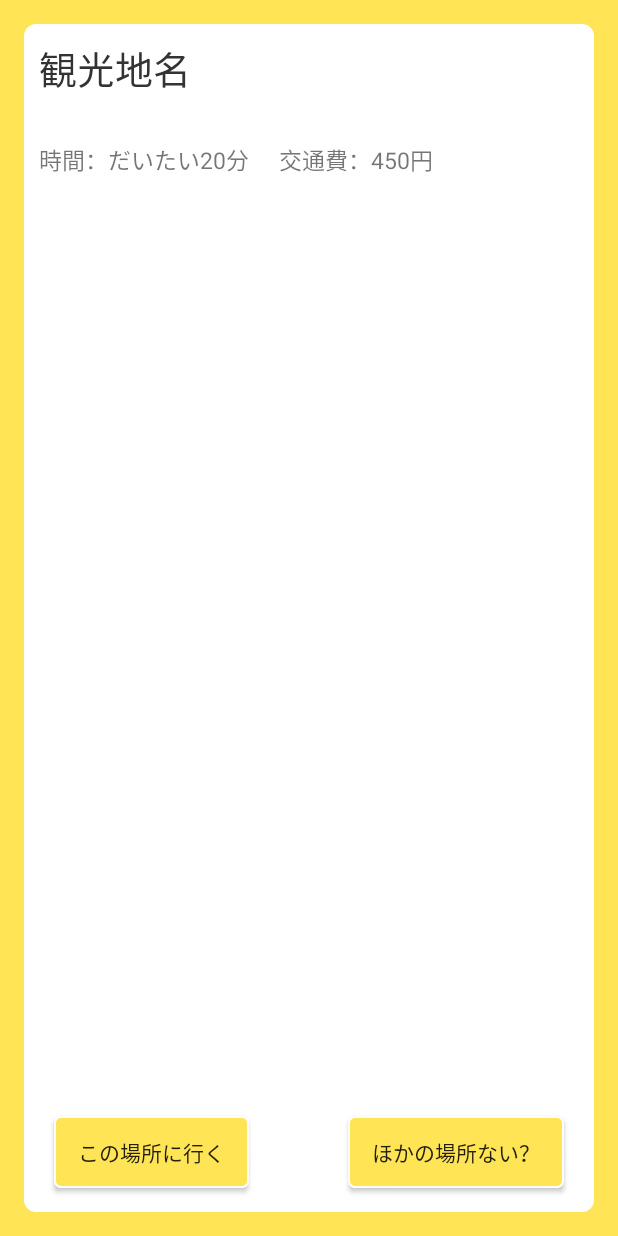
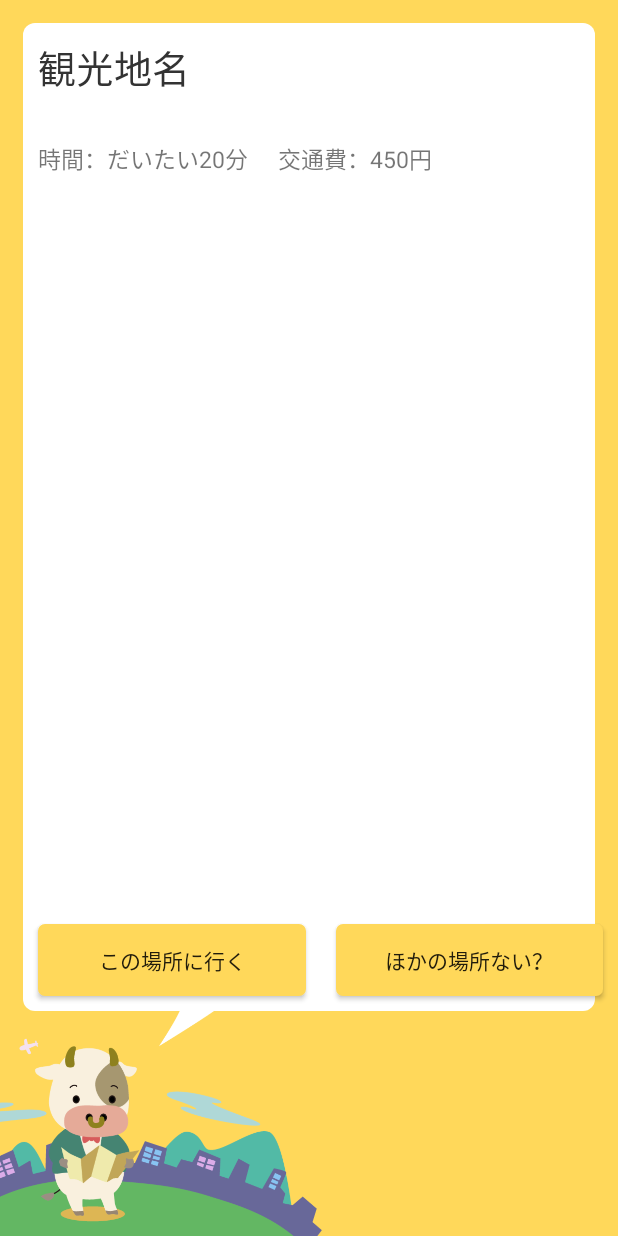
Before and after one commit to OnePoundSteak/OnePoundSteakProject, an Android app: the PreviewActivityFragment screen opened directly, with no data from a screen before it, on a phone screen of 412 x 824 dp. Run offline under Robolectric (Android 15) with nearby library versions, the phone set to English and light mode, and no system bars; our stand-ins replace Volley; network calls fail.

Commit message:
レイアウトいじった

```diff
--- a/app/src/main/AndroidManifest.xml
+++ b/app/src/main/AndroidManifest.xml
@@ -18,7 +18,8 @@
         android:allowBackup="true"
         android:icon="@mipmap/ic_launcher"
         android:label="@string/app_name"
-        android:theme="@style/AppTheme" >
+        android:theme="@style/AppTheme"
+        android:screenOrientation="portrait">
         <activity
             android:name=".InputMain"
             android:label="@string/app_name" >
--- a/app/src/main/java/honda/onepoundsteakproject/PreviewActivityFragment.java
+++ b/app/src/main/java/honda/onepoundsteakproject/PreviewActivityFragment.java
@@ -2,6 +2,7 @@ package honda.onepoundsteakproject;
 
 
 import android.app.ProgressDialog;
+import android.content.Intent;
 import android.os.Bundle;
 import android.support.v4.app.Fragment;
 import android.support.v4.app.FragmentTransaction;
@@ -31,6 +32,7 @@ import org.json.JSONException;
 import org.json.JSONObject;
 
 import java.util.ArrayList;
+import java.util.Timer;
 
 /**
  * A placeholder fragment containing a simple view.
@@ -54,6 +56,7 @@ public class PreviewActivityFragment extends Fragment {
     private Boolean mSpotListLoaded;
     private Boolean mRouteListLoaded;
     private Boolean mImageURLLoaded;
+    private long mStartTime;
 
 
     public PreviewActivityFragment() {
@@ -75,11 +78,13 @@ public class PreviewActivityFragment extends Fragment {
                 getArguments().getInt("money"),
                 getArguments().getInt("time"));
         mpDialog = new ProgressDialog(getActivity());
-        mpDialog.setMessage("Loading...");
+        mpDialog.setCancelable(false);
+        mpDialog.setMessage("検索中です...");
         mpDialog.show();
         mSpotListLoaded = false;
         mRouteListLoaded = false;
         mImageURLLoaded = false;
+        mStartTime = System.currentTimeMillis();
 
         spotListRequest(mUserInf.lon, mUserInf.lat, mUserInf.time);
     }
@@ -102,15 +107,18 @@ public class PreviewActivityFragment extends Fragment {
                 fragmentTransaction.replace(R.id.contents, fragment);
                 fragmentTransaction.addToBackStack(null);
                 fragmentTransaction.commit();
+
             }
         });
 
         view.findViewById(R.id.changeSpotButton).setOnClickListener(new View.OnClickListener() {
             @Override
             public void onClick(View v) {
+                if ((System.currentTimeMillis() - mStartTime) > 600) {
+                    mStartTime = System.currentTimeMillis();
                     if (mSpotList.size() != 0) {
                         Log.d("行ける！", "");
-                    if(mSelectSpotInf != null){
+                        if (mSelectSpotInf != null) {
                             mCheckedSpotList.add(mSelectSpotInf);
                         }
                         mSelectSpotInf = mSpotList.get(0);
@@ -119,9 +127,10 @@ public class PreviewActivityFragment extends Fragment {
                         mRouteListLoaded = false;
                         mImageURLLoaded = false;
                         routeListRequest(mUserInf.lon, mUserInf.lat, mSelectSpotInf.lon, mSelectSpotInf.lat);
-                }else{
+                    } else {
                         Log.d("みつからんやで...", "");
                         Toast.makeText(getActivity(), "見つかりませんでした...", Toast.LENGTH_LONG).show();
+                    }
                 }
             }
         });
@@ -309,6 +318,8 @@ public class PreviewActivityFragment extends Fragment {
                         // 画像のロード
                         if (!mSelectSpotInf.imageURL.equals("")) {
                             AppController.getInstance().getRequestQueue();
+                            //mSpotImageView.setDefaultImageResId();
+                            //mSpotImageView.setErrorImageResId();
                             mSpotImageView.setImageUrl(mSelectSpotInf.imageURL, new ImageLoader(AppController.getInstance().getRequestQueue(), new BitmapCache()));
                         }
                         mImageURLLoaded = true;
--- a/app/src/main/res/drawable/button_corners.xml
+++ b/app/src/main/res/drawable/button_corners.xml
@@ -5,9 +5,9 @@
         <!-- ボタンの形状 -->
         <shape android:shape="rectangle">
             <!-- ボタンの色 -->
-            <solid android:color="#FFE455"/>
+            <solid android:color="#FFD85A"/>
             <!-- ボタンの枠線 -->
-            <stroke android:width="1dp" android:color="#fffdfdfd"/>
+            <stroke android:width="1dp" android:color="#FFD85A"/>
             <!-- ボタンの角の半径 -->
             <corners android:radius="4dp"/>
             <!-- ボタン内の余白 -->
@@ -17,7 +17,7 @@
     <!-- ボタンが押された時 -->
     <item android:state_pressed="true">
         <shape android:shape="rectangle">
-            <solid android:color="#FBE051"/>
+            <solid android:color="#EFC84A"/>
             <stroke android:width="1dp" android:color="#fffdfdfd"/>
             <corners android:radius="4dp"/>
             <padding android:top="8dp" android:left="16dp" android:bottom="8dp" android:right="16dp"/>
--- a/app/src/main/res/layout/fragment_preview.xml
+++ b/app/src/main/res/layout/fragment_preview.xml
@@ -1,27 +1,33 @@
 <RelativeLayout
     xmlns:android="http://schemas.android.com/apk/res/android"
-    xmlns:tools="http://schemas.android.com/tools" android:layout_width="match_parent"
-    android:layout_height="match_parent" android:paddingLeft="@dimen/activity_horizontal_margin"
-    android:paddingRight="@dimen/activity_horizontal_margin"
-    android:paddingTop="@dimen/activity_vertical_margin"
-    android:paddingBottom="@dimen/activity_vertical_margin"
+    xmlns:tools="http://schemas.android.com/tools"
+    android:layout_width="match_parent"
+    android:layout_height="match_parent"
     tools:context="honda.onepoundsteakproject.ViewActivityFragment"
-    android:background="#FFE455">
+    android:background="#FFD85A">
 
     <TextView
+        android:id = "@+id/mainback"
         android:background="@drawable/corner_round"
         android:layout_width="match_parent"
-        android:layout_height="match_parent"/>
+        android:layout_height="match_parent"
+        android:layout_above="@+id/cow"
+        android:layout_marginTop="15dp"
+        android:layout_marginLeft="15dp"
+        android:layout_marginRight="15dp"
+        android:layout_marginBottom="0dp"/>
 
     <TextView
         android:id = "@+id/spotNameText"
         android:text = "観光地名"
         android:textSize="25dp"
         android:textColor="#333333"
+        android:layout_alignTop="@+id/mainback"
+        android:layout_alignStart="@+id/mainback"
         android:layout_width="wrap_content"
         android:layout_height="wrap_content"
         android:layout_marginTop="10dp"
-        android:layout_marginLeft="10dp"/>
+        android:layout_marginStart="10dp"/>
 
     <com.android.volley.toolbox.NetworkImageView
         android:id="@+id/spotImageView"
@@ -35,17 +41,18 @@
     <TextView
         android:id = "@+id/spotTimeText"
         android:text = "時間：だいたい20分"
-        android:textSize="15dp"
+        android:textSize="15sp"
         android:layout_width="wrap_content"
         android:layout_height="wrap_content"
         android:layout_below="@+id/spotImageView"
+        android:layout_alignStart="@+id/mainback"
         android:layout_marginTop="10dp"
-        android:layout_marginLeft="10dp" />
+        android:layout_marginStart="10dp" />
 
     <TextView
         android:id = "@+id/spotFareText"
         android:text = "交通費：450円"
-        android:textSize="15dp"
+        android:textSize="15sp"
         android:layout_width="wrap_content"
         android:layout_height="wrap_content"
         android:layout_below="@+id/spotImageView"
@@ -53,28 +60,41 @@
         android:layout_marginTop="10dp"
         android:layout_marginLeft="20dp" />
 
+    <LinearLayout
+        android:layout_width="fill_parent"
+        android:layout_height="wrap_content"
+        android:orientation="horizontal"
+        android:layout_above="@+id/cow"
+        android:layout_alignStart="@+id/mainback">
         <Button
             android:text="この場所に行く"
             android:id="@+id/button"
             android:background="@drawable/button_corners"
             android:layout_height="wrap_content"
-        android:layout_width="wrap_content"
-        android:layout_alignParentBottom="true"
-        android:layout_alignParentLeft="true"
-        android:layout_marginLeft="20dp"
-        android:layout_marginBottom="16dp"/>
+            android:layout_width="fill_parent"
+            android:layout_weight="1"
+            android:layout_margin="10dp"/>
 
         <Button
             android:text="ほかの場所ない？"
             android:id="@+id/changeSpotButton"
             android:background="@drawable/button_corners"
             android:layout_height="wrap_content"
+            android:layout_width="fill_parent"
+            android:layout_margin="10dp"
+            android:layout_weight="1"/>
+    </LinearLayout>
+
+    <ImageView
+        android:id="@+id/cow"
+        android:src="@drawable/cow1"
         android:layout_width="wrap_content"
+        android:layout_height="150dp"
         android:layout_alignParentBottom="true"
-        android:layout_alignParentRight="true"
-        android:layout_marginRight="20dp"
-        android:layout_marginBottom="16dp"/>
-
-
+        android:layout_alignParentLeft="true"
+        android:layout_marginLeft="0dp"
+        android:layout_marginBottom="0dp"
+        android:scaleType="fitStart"
+        />
 
 </RelativeLayout>
```
Also changed, not shown: app/src/main/res/drawable/cow1.png (added), app/src/main/res/drawable/cow2.png (added), app/src/main/res/drawable/cow3.png (added). Lines whose indentation alone changed are shown as unchanged.
